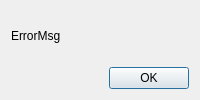
Old version of the form src/client/stub/errordialog.ui in the repository aleoli/Shared-Editor.
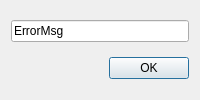
New version of the form. Icons and pictures are not drawn.

Patch:
```diff
--- a/src/client/stub/errordialog.ui
+++ b/src/client/stub/errordialog.ui
@@ -11,10 +11,13 @@
   </property>
   <layout class="QVBoxLayout" name="verticalLayout">
    <item>
-    <widget class="QLabel" name="errorMsg">
+    <widget class="QLineEdit" name="errorMsg">
      <property name="text">
       <string>ErrorMsg</string>
      </property>
+     <property name="readOnly">
+      <bool>true</bool>
+     </property>
     </widget>
    </item>
    <item>
```
